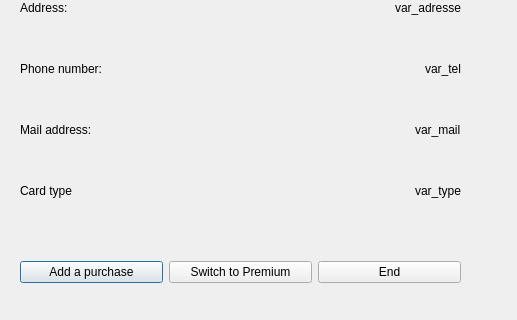
luluma21/fidelity, file modify.ui: the form before one commit; both pictures show x 0 to 517 and y 263 to 583 of the 517 by 583 pixel window.
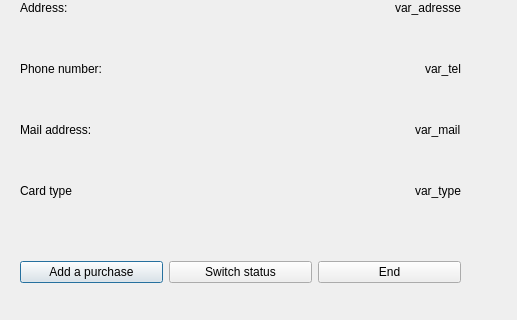
The form after the commit.

Patch:
```diff
--- a/modify.ui
+++ b/modify.ui
@@ -262,7 +262,7 @@
     <item>
      <widget class="QPushButton" name="premium_button">
       <property name="text">
-       <string>Switch to Premium</string>
+       <string>Switch status</string>
       </property>
      </widget>
     </item>
```
